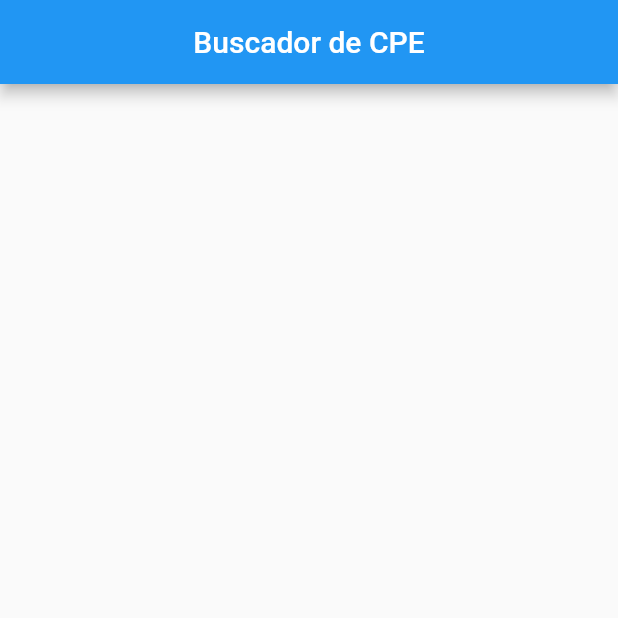
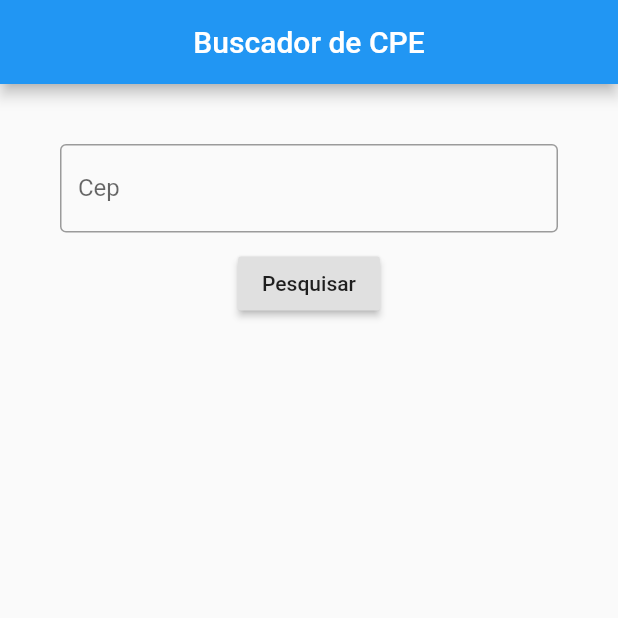
Before and after one commit to GuihPontes/BuscaCep-Flutter, a Flutter app: the screen it shows after launch, on a phone screen of 412 x 824 dp, the top half of it. Run offline on Flutter 3.47's test engine with Material 2 defaults, Android fonts, the phone set to English and light mode, and no system bars.

```diff
--- a/lib/home.dart
+++ b/lib/home.dart
@@ -1,4 +1,8 @@
+import 'dart:convert';
+
 import 'package:flutter/material.dart';
+import 'package:flutter/services.dart';
+import "package:http/http.dart" as api;
 
 class HomePage extends StatefulWidget {
   const HomePage({Key? key}) : super(key: key);
@@ -8,13 +12,56 @@ class HomePage extends StatefulWidget {
 }
 
 class _HomePageState extends State<HomePage> {
+  TextEditingController _controller = TextEditingController();
+  String _resultado = "";
+  _recuperCep() async {
+    var url = Uri.https('viacep.com.br', 'ws/${_controller.text}/json/');
+
+    api.Response response = await api.get(url);
+    Map<String, dynamic> retorno = json.decode(response.body);
+    String logradouro = retorno["logradouro"];
+    var complemento = retorno["complemento"];
+    var bairro = retorno["bairro"];
+    var localidade = retorno["localidade"];
+    var uf = retorno["uf"];
+
+    print(response.body);
+    setState(() {
+      _resultado =
+          "${logradouro} , ${complemento} , ${bairro} , ${localidade} , ${uf}";
+    });
+  }
+
   @override
   Widget build(BuildContext context) {
     return Scaffold(
-      appBar: AppBar(
-          title: const Center(
-        child: Text("Buscador de CPE"),
-      )),
-    );
+        appBar: AppBar(
+            title: const Center(
+          child: Text("Buscador de CPE"),
+        )),
+        body: SingleChildScrollView(
+          child: Container(
+            padding: const EdgeInsets.all(40),
+            child: Column(children: [
+              Padding(
+                padding: EdgeInsets.only(bottom: 10),
+                child: TextFormField(
+                  keyboardType: TextInputType.number,
+                  decoration: const InputDecoration(
+                      border: OutlineInputBorder(), labelText: "Cep"),
+                  controller: _controller,
+                ),
+              ),
+              RaisedButton(
+                onPressed: _recuperCep,
+                child: const Text("Pesquisar"),
+              ),
+              Padding(
+                padding: EdgeInsets.only(top: 10),
+                child: Text(_resultado),
+              )
+            ]),
+          ),
+        ));
   }
 }
--- a/lib/main.dart
+++ b/lib/main.dart
@@ -11,7 +11,7 @@ class MyApp extends StatelessWidget {
   @override
   Widget build(BuildContext context) {
     return MaterialApp(
-      debugShowCheckedModeBanner: true,
+      debugShowCheckedModeBanner: false,
       title: "Bucador de CEP",
       theme: ThemeData(
         primarySwatch: Colors.blue,
--- a/pubspec.yaml
+++ b/pubspec.yaml
@@ -34,6 +34,7 @@ dependencies:
   # The following adds the Cupertino Icons font to your application.
   # Use with the CupertinoIcons class for iOS style icons.
   cupertino_icons: ^1.0.2
+  http: ^0.13.5
 
 dev_dependencies:
   flutter_test:
```
Also changed, not shown: pubspec.lock.
